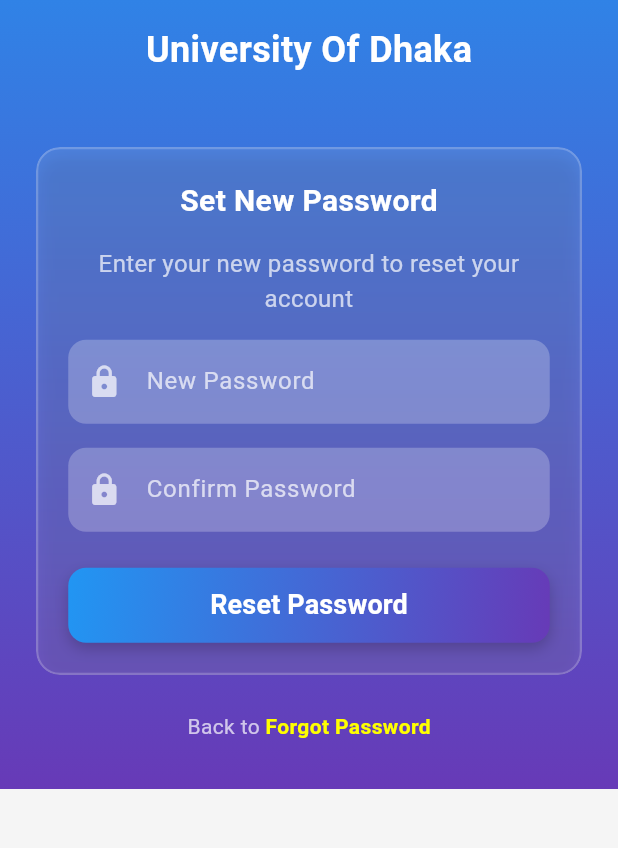
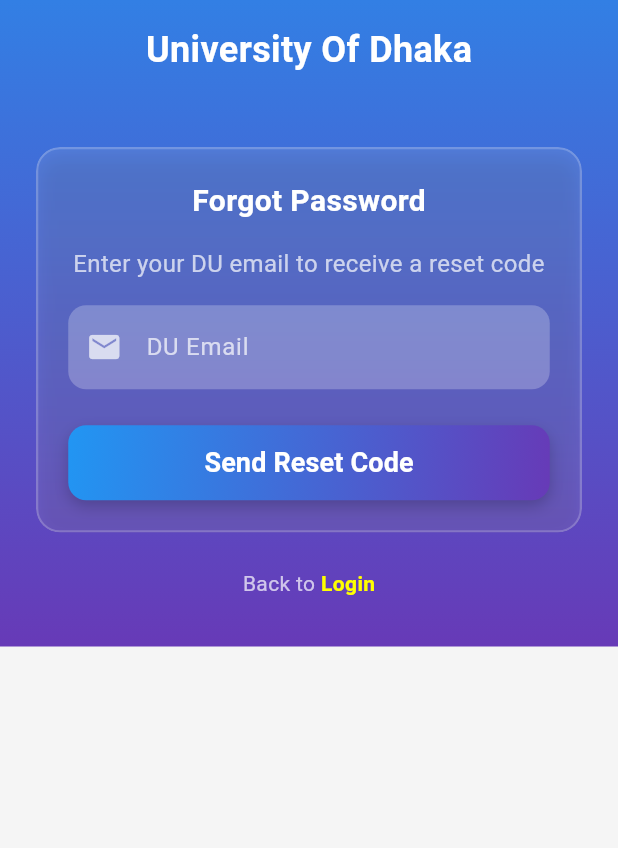
Before and after one commit to Sandra-Sara/BackendTeacherStudentApp, a Flutter app: the RequestResetPasswordScreen screen opened directly, on a phone screen of 412 x 824 dp, the part 213-1061 px from its top. Run offline on Flutter 3.47's test engine with Material 3 defaults, Android fonts, the phone set to English and light mode, and no system bars; drawn by our look-alikes of flutter_animate; our stand-ins replace file_picker, image_picker, shared_preferences, supabase_flutter; accounts and stored records are empty.

Commit message:
Update requestResetPasswordScreen.dart

```diff
--- a/lib/requestResetPasswordScreen.dart
+++ b/lib/requestResetPasswordScreen.dart
@@ -2,70 +2,73 @@ import 'package:flutter/material.dart';
 import 'package:flutter_animate/flutter_animate.dart';
 import 'dart:ui';
 import 'package:supabase_flutter/supabase_flutter.dart';
+import 'resetPasswordScreen.dart'; // Import the new ResetPasswordScreen
 
 class RequestResetPasswordScreen extends StatefulWidget {
   const RequestResetPasswordScreen({super.key});
 
   @override
-  _RequestResetPasswordScreenState createState() =>
-      _RequestResetPasswordScreenState();
+  _RequestResetPasswordScreenState createState() => _RequestResetPasswordScreenState();
 }
 
-class _RequestResetPasswordScreenState
-    extends State<RequestResetPasswordScreen> {
-  final TextEditingController newPasswordController = TextEditingController();
-  final TextEditingController confirmPasswordController =
-  TextEditingController();
+class _RequestResetPasswordScreenState extends State<RequestResetPasswordScreen> {
+  final TextEditingController emailController = TextEditingController();
   final SupabaseClient supabase = Supabase.instance.client;
+  bool _isLoading = false;
+  String? _errorMessage;
 
-  Future<void> _handleResetPassword() async {
-    String newPassword = newPasswordController.text.trim();
-    String confirmPassword = confirmPasswordController.text.trim();
+  Future<void> _requestResetPassword() async {
+    if (_isLoading) return;
 
-    if (newPassword.isEmpty || confirmPassword.isEmpty) {
-      ScaffoldMessenger.of(context).showSnackBar(
-        const SnackBar(
-          content: Text("Please fill all fields"),
-          backgroundColor: Colors.redAccent,
-        ),
-      );
+    setState(() {
+      _isLoading = true;
+      _errorMessage = null;
+    });
+
+    final email = emailController.text.trim();
+
+    if (email.isEmpty) {
+      setState(() {
+        _errorMessage = "Please enter your email";
+        _isLoading = false;
+      });
       return;
     }
 
-    if (newPassword != confirmPassword) {
-      ScaffoldMessenger.of(context).showSnackBar(
-        const SnackBar(
-          content: Text("Passwords do not match"),
-          backgroundColor: Colors.redAccent,
-        ),
-      );
+    if (!RegExp(r'^[^@]+@[^@]+\.[^@]+').hasMatch(email)) {
+      setState(() {
+        _errorMessage = "Please enter a valid email address";
+        _isLoading = false;
+      });
       return;
     }
 
     try {
-      // আসল পাসওয়ার্ড আপডেট
-      await supabase.auth.updateUser(UserAttributes(password: newPassword));
+      await supabase.auth.resetPasswordForEmail(email);
       ScaffoldMessenger.of(context).showSnackBar(
         const SnackBar(
-          content: Text("Password reset successful!"),
+          content: Text("Reset code sent to your email! Check your inbox."),
           backgroundColor: Colors.greenAccent,
         ),
       );
-      Navigator.pop(context);
-    } catch (e) {
-      ScaffoldMessenger.of(context).showSnackBar(
-        SnackBar(
-          content: Text("Error: $e"),
-          backgroundColor: Colors.redAccent,
+      Navigator.push(
+        context,
+        MaterialPageRoute(
+          builder: (context) => ResetPasswordScreen(email: email),
         ),
       );
+    } catch (e) {
+      setState(() {
+        _errorMessage = "Error: ${e.toString()}";
+      });
+    } finally {
+      setState(() => _isLoading = false);
     }
   }
 
   @override
   void dispose() {
-    newPasswordController.dispose();
-    confirmPasswordController.dispose();
+    emailController.dispose();
     super.dispose();
   }
 
@@ -143,7 +146,7 @@ class _RequestResetPasswordScreenState
                         child: Column(
                           children: [
                             const Text(
-                              'Set New Password',
+                              'Forgot Password',
                               style: TextStyle(
                                 fontSize: 20,
                                 fontWeight: FontWeight.bold,
@@ -152,7 +155,7 @@ class _RequestResetPasswordScreenState
                             ).animate().fadeIn(duration: 600.ms),
                             const SizedBox(height: 16),
                             const Text(
-                              'Enter your new password to reset your account',
+                              'Enter your DU email to receive a reset code',
                               style: TextStyle(
                                 fontSize: 16,
                                 color: Colors.white70,
@@ -162,7 +165,7 @@ class _RequestResetPasswordScreenState
                             ).animate().fadeIn(duration: 600.ms),
                             const SizedBox(height: 16),
                             TextField(
-                              controller: newPasswordController,
+                              controller: emailController,
                               decoration: InputDecoration(
                                 filled: true,
                                 fillColor: Colors.white24,
@@ -170,16 +173,14 @@ class _RequestResetPasswordScreenState
                                   borderRadius: BorderRadius.circular(12),
                                   borderSide: BorderSide.none,
                                 ),
-                                labelText: 'New Password',
-                                hintText: 'Enter new password',
-                                prefixIcon:
-                                const Icon(Icons.lock, color: Colors.white70),
-                                labelStyle:
-                                const TextStyle(color: Colors.white70),
+                                labelText: 'DU Email',
+                                hintText: 'e.g., student@du.ac.bd',
+                                prefixIcon: const Icon(Icons.email, color: Colors.white70),
+                                labelStyle: const TextStyle(color: Colors.white70),
                                 hintStyle: const TextStyle(color: Colors.white54),
                               ),
                               style: const TextStyle(color: Colors.white),
-                              obscureText: true,
+                              keyboardType: TextInputType.emailAddress,
                             )
                                 .animate()
                                 .slideX(
@@ -189,35 +190,13 @@ class _RequestResetPasswordScreenState
                               curve: Curves.easeOut,
                             )
                                 .fadeIn(duration: 600.ms),
-                            const SizedBox(height: 16),
-                            TextField(
-                              controller: confirmPasswordController,
-                              decoration: InputDecoration(
-                                filled: true,
-                                fillColor: Colors.white24,
-                                border: OutlineInputBorder(
-                                  borderRadius: BorderRadius.circular(12),
-                                  borderSide: BorderSide.none,
-                                ),
-                                labelText: 'Confirm Password',
-                                hintText: 'Re-enter new password',
-                                prefixIcon:
-                                const Icon(Icons.lock, color: Colors.white70),
-                                labelStyle:
-                                const TextStyle(color: Colors.white70),
-                                hintStyle: const TextStyle(color: Colors.white54),
+                            if (_errorMessage != null) ...[
+                              const SizedBox(height: 8),
+                              Text(
+                                _errorMessage!,
+                                style: const TextStyle(color: Colors.redAccent, fontSize: 14),
                               ),
-                              style: const TextStyle(color: Colors.white),
-                              obscureText: true,
-                            )
-                                .animate()
-                                .slideX(
-                              begin: -0.5,
-                              end: 0,
-                              duration: 700.ms,
-                              curve: Curves.easeOut,
-                            )
-                                .fadeIn(duration: 700.ms),
+                            ],
                             const SizedBox(height: 24),
                             Container(
                               width: double.infinity,
@@ -238,7 +217,7 @@ class _RequestResetPasswordScreenState
                                 ],
                               ),
                               child: ElevatedButton(
-                                onPressed: _handleResetPassword,
+                                onPressed: _isLoading ? null : _requestResetPassword,
                                 style: ElevatedButton.styleFrom(
                                   backgroundColor: Colors.transparent,
                                   shadowColor: Colors.transparent,
@@ -246,8 +225,17 @@ class _RequestResetPasswordScreenState
                                     borderRadius: BorderRadius.circular(12),
                                   ),
                                 ),
-                                child: const Text(
-                                  "Reset Password",
+                                child: _isLoading
+                                    ? const SizedBox(
+                                  width: 24,
+                                  height: 24,
+                                  child: CircularProgressIndicator(
+                                    color: Colors.white,
+                                    strokeWidth: 2,
+                                  ),
+                                )
+                                    : const Text(
+                                  "Send Reset Code",
                                   style: TextStyle(
                                     fontSize: 18,
                                     fontWeight: FontWeight.bold,
@@ -285,7 +273,7 @@ class _RequestResetPasswordScreenState
                         Navigator.pop(context);
                       },
                       child: const Text(
-                        "Forgot Password",
+                        "Login",
                         style: TextStyle(
                           color: Colors.yellowAccent,
                           fontWeight: FontWeight.bold,
```
